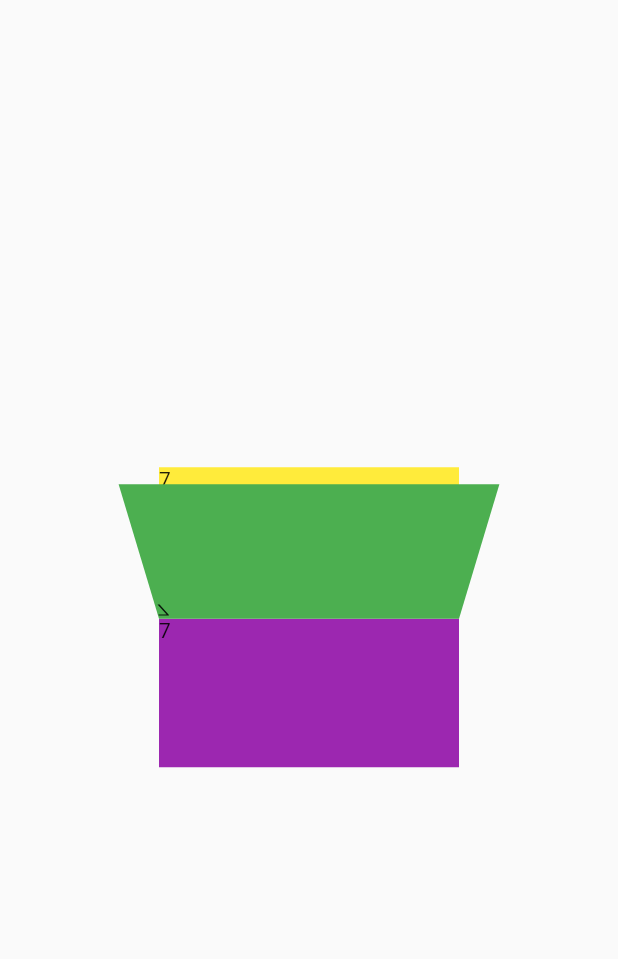
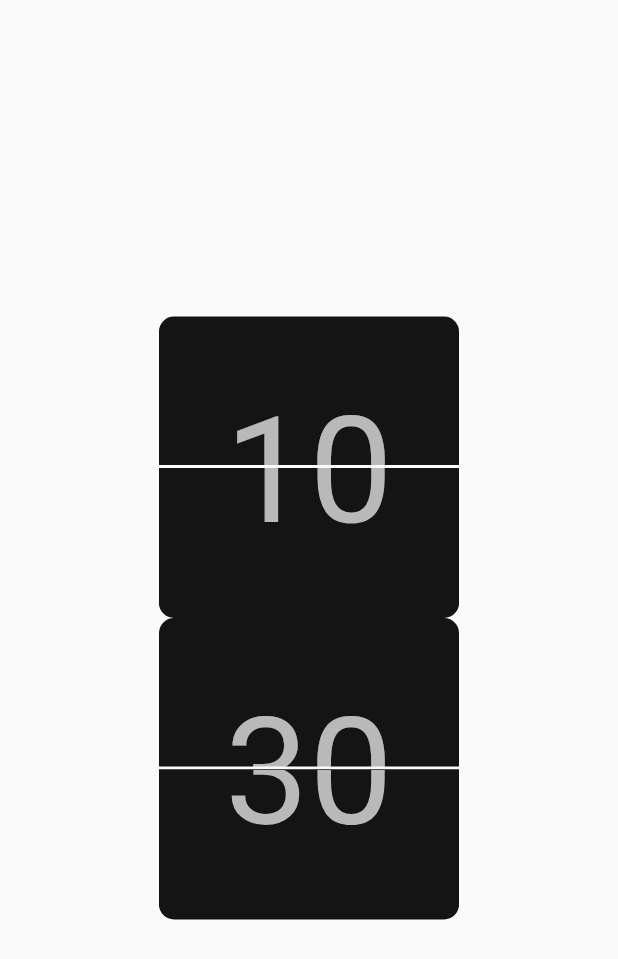
Before and after one commit to Codesait/Animated_Flip_Clock, a Flutter app: the screen it shows after launch, on a phone screen of 412 x 824 dp. Shown: the top 959 px of the screen. Run offline on Flutter 3.47's test engine with Material 2 defaults, Android fonts, the phone set to English and light mode, and no system bars.

Commit message:
styling animated flip widget

```diff
--- a/lib/clock_animation.dart
+++ b/lib/clock_animation.dart
@@ -1,5 +1,6 @@
 import 'dart:async';
 
+import 'package:flip_clock/widgets/timerTextWidget.dart';
 import 'package:flutter/material.dart';
 import 'dart:math' as math;
 
@@ -10,11 +11,11 @@ class ClockAnimation extends StatefulWidget {
   final int start;
 
   ClockAnimation({
-    Key key,
-    this.onTime,
-    this.timerDuration,
-    this.start,
-    this.limit
+    Key? key,
+    required this.onTime,
+    required this.timerDuration,
+    required this.start,
+    required this.limit
   }) : super(key: key);
 
   @override
@@ -26,11 +27,23 @@ class ClockAnimation extends StatefulWidget {
 class _ClockAnimationState extends State<ClockAnimation>
     with SingleTickerProviderStateMixin{
 
-  AnimationController _controller;
-  Animation _animation;
+ late AnimationController _controller;
+ late Animation _animation;
 
-  Timer _timer;
-  int _clockCount;
+  Timer? _timer;
+  late int _clockCount;
+
+  BoxDecoration _decoration(bool topRadius){
+    return BoxDecoration(
+      color: Color.fromRGBO(20,20,20,1),
+      borderRadius: BorderRadius.only(
+        topLeft: Radius.circular(topRadius ? 10:0),
+        topRight: Radius.circular(topRadius ? 10:0),
+        bottomLeft: Radius.circular(topRadius ? 0:10),
+        bottomRight: Radius.circular(topRadius ? 0:10)
+      )
+    );
+  }
 
   @override
   void initState() {
@@ -46,7 +59,7 @@ class _ClockAnimationState extends State<ClockAnimation>
 
   @override
   void dispose() {
-    _controller.dispose();
+    //_animation.isDismissed;
     super.dispose();
   }
 
@@ -63,8 +76,16 @@ class _ClockAnimationState extends State<ClockAnimation>
                 Container(
                   height: 99,
                   width: 200,
-                  color: Colors.yellow,
-                  child: Text(_clockCount.toString()),
+                  decoration: _decoration(true),
+                  child: Stack(
+                    alignment: Alignment.center,
+                    children: [
+                      Positioned(
+                        top: 45,
+                          child: TimerTextWidget(clockCount: _clockCount,
+                          ))
+                    ],
+                  ),
                 ),
 
                 Divider(height: 2,color: Colors.transparent,),
@@ -73,18 +94,34 @@ class _ClockAnimationState extends State<ClockAnimation>
                 Stack(
                   children: [
                     Container(
-                      height: 99,
-                      width: 200,
-                      color: Colors.purple,
-                      child: Text(_clockCount.toString())
+                        height: 99,
+                        width: 200,
+                        decoration: _decoration(false),
+                        child: Stack(
+                          alignment: Alignment.center,
+                          children: [
+                            Positioned(
+                                bottom: 40,
+                                child: TimerTextWidget(clockCount: _clockCount)
+                            )
+                          ],
+                        )
                     ),
                     AnimatedBuilder(
                       animation: _animation,
                       child: Container(
-                        color: Colors.green,
                         height: 100,
                         width: 200,
-                        child: Text(_clockCount.toString()),
+                        decoration: _decoration(false),
+                        child: Stack(
+                          alignment: Alignment.center,
+                          children: [
+                            Positioned(
+                              bottom: 40,
+                                child: TimerTextWidget(clockCount: _clockCount)
+                            )
+                          ],
+                        )
                       ),
                       builder: (context, child){
                         return Transform(
--- a/lib/home_page.dart
+++ b/lib/home_page.dart
@@ -45,16 +45,38 @@ class _HomePageState extends State<HomePage> {
                 crossAxisAlignment: CrossAxisAlignment.center,
                 mainAxisAlignment: MainAxisAlignment.center,
                 children: [
-                 // ClockAnimation(),
-                //  ClockAnimation()
+                  ClockAnimation(
+                    onTime: _currentDateTime.hour,
+                    timerDuration: Duration(hours: 60-_currentDateTime.minute),
+                    limit: 24,
+                    start: 00,
+                  ),
+                  ClockAnimation(
+                    onTime: _currentDateTime.minute,
+                    timerDuration: Duration(seconds: 60-_currentDateTime.second),
+                    limit: 59,
+                    start: 00,
+                  ),
+                  ClockAnimation(
+                    onTime: _currentDateTime.second,
+                    timerDuration: Duration(seconds: 1),
+                    limit: 59,
+                    start: 00,
+                  ),
                 ],
               );
             else return Column(
               mainAxisAlignment: MainAxisAlignment.center,
               children: [
                 ClockAnimation(
-                  onTime: _currentDateTime.second,
-                  timerDuration: Duration(seconds: 1),
+                  onTime: _currentDateTime.hour,
+                  timerDuration: Duration(minutes: 60 -_currentDateTime.minute),
+                  limit: 24,
+                  start: 00,
+                ),
+                ClockAnimation(
+                  onTime: _currentDateTime.minute,
+                  timerDuration: Duration(seconds: 60 -_currentDateTime.second),
                   limit: 59,
                   start: 00,
                 )
--- /dev/null
+++ b/lib/widgets/timerTextWidget.dart
@@ -0,0 +1,22 @@
+import 'package:flutter/material.dart';
+
+class TimerTextWidget extends StatefulWidget {
+  final int? clockCount;
+  const TimerTextWidget({Key? key, this.clockCount}) : super(key: key);
+
+  @override
+  _TimerTextWidgetState createState() => _TimerTextWidgetState();
+}
+
+class _TimerTextWidgetState extends State<TimerTextWidget> {
+  @override
+  Widget build(BuildContext context) {
+    return Text(
+        widget.clockCount.toString().padLeft(2,'0'),
+      style: TextStyle(
+        color: Colors.white70,
+        fontSize: 100
+      ),
+    );
+  }
+}
--- a/pubspec.yaml
+++ b/pubspec.yaml
@@ -18,7 +18,7 @@ publish_to: 'none' # Remove this line if you wish to publish to pub.dev
 version: 1.0.0+1
 
 environment:
-  sdk: ">=2.7.0 <3.0.0"
+  sdk: ">=2.12.0 <3.0.0"
 
 dependencies:
   flutter:
```
